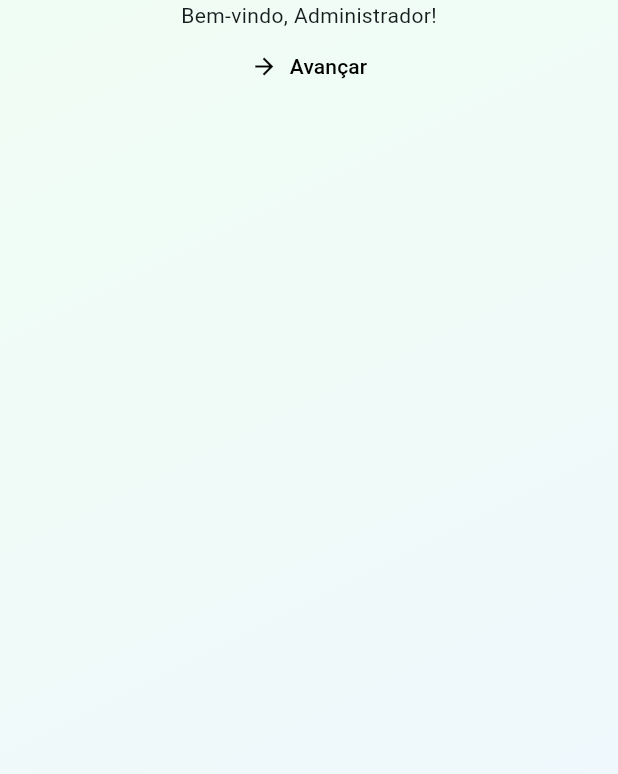
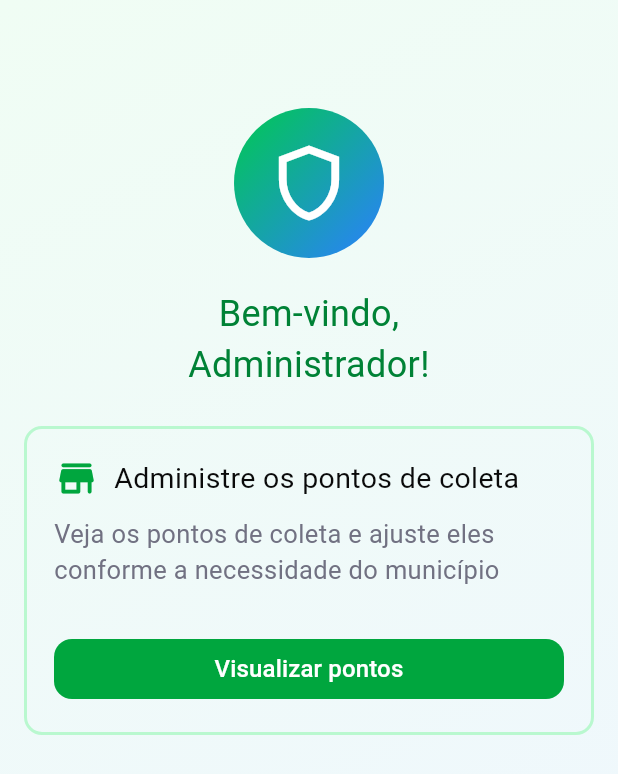
Before and after one commit to FabioMiguelNascimento/echoTrack, a Flutter app: the WelcomeAdminPage screen opened directly, on a phone screen of 412 x 824 dp. Shown: the top 774 px of the screen. Run offline on Flutter 3.47's test engine with Material 3 defaults, Android fonts, the phone set to English and light mode, and no system bars; our stand-ins replace cloud_firestore, firebase_auth, firebase_core, shared_preferences; accounts and stored records are empty; generated files the repository leaves out were written again.

Commit message:
feat: welcome admin page criada

```diff
--- a/lib/src/views/admin/welcome_admin_page.dart
+++ b/lib/src/views/admin/welcome_admin_page.dart
@@ -1,5 +1,5 @@
 import 'package:flutter/material.dart';
-import 'package:g1_g2/components/custom_avancar_text_buttom.dart';
+import 'package:g1_g2/components/custom_green_button.dart';
 import 'package:g1_g2/src/views/admin/home_admin_page.dart';
 
 class WelcomeAdminPage extends StatelessWidget {
@@ -20,11 +20,89 @@ class WelcomeAdminPage extends StatelessWidget {
           width: MediaQuery.of(context).size.width,
           height: MediaQuery.of(context).size.height,
           child: SafeArea(
-            child: Column(
-              children: [
-                Text('Bem-vindo, Administrador!'),
-                CustomAvancarTextButtom(nextPage: HomeAdminPage()),
-              ],
+            child: Padding(
+              padding: const EdgeInsets.all(12.0),
+              child: Column(
+                children: [
+                  SizedBox(height: 60),
+                  Container(
+                    height: 100,
+                    width: 100,
+                    decoration: BoxDecoration(
+                      borderRadius: BorderRadius.circular(50),
+                      gradient: LinearGradient(
+                        begin: Alignment.topLeft,
+                        end: Alignment.bottomRight,
+                        colors: <Color>[Color(0xFF00C950), Color(0xff2B7FFF)],
+                      ),
+                    ),
+                    child: Icon(
+                      Icons.shield_outlined,
+                      size: 60,
+                      color: Colors.white,
+                    ),
+                  ),
+                  SizedBox(height: 20),
+                  Text(
+                    'Bem-vindo, \nAdministrador!',
+                    textAlign: TextAlign.center,
+                    style: TextStyle(color: Color(0xFF008236), fontSize: 24),
+                  ),
+                  SizedBox(height: 20),
+                  Card(
+                    shape: RoundedRectangleBorder(
+                      borderRadius: BorderRadius.circular(12),
+                      side: BorderSide(color: Color(0xFFB9F8CF), width: 2),
+                    ),
+                    shadowColor: Colors.transparent,
+                    color: Colors.transparent,
+                    child: Padding(
+                      padding: const EdgeInsets.all(20.0),
+                      child: Column(
+                        children: [
+                          Row(
+                            children: [
+                              Icon(
+                                Icons.store_rounded,
+                                size: 30,
+                                color: Color(0xFF00A63E),
+                              ),
+                              SizedBox(width: 10),
+                              Text(
+                                'Administre os pontos de coleta',
+                                style: TextStyle(
+                                  fontSize: 19,
+                                  color: Color(0xFF0A0A0A),
+                                ),
+                              ),
+                            ],
+                          ),
+                          SizedBox(height: 10),
+                          Text(
+                            'Veja os pontos de coleta e ajuste eles conforme a necessidade do município',
+                            style: TextStyle(
+                              fontSize: 17,
+                              color: Color(0xFF717182),
+                            ),
+                          ),
+                          SizedBox(height: 30),
+                          CustomGreenButton(
+                            label: 'Visualizar pontos',
+                            handleClick: () {
+                              Navigator.pushReplacement(
+                                context,
+                                MaterialPageRoute(
+                                  builder: (context) => HomeAdminPage(),
+                                ),
+                              );
+                            },
+                          ),
+                        ],
+                      ),
+                    ),
+                  ),
+                ],
+              ),
             ),
           ),
         ),
```
